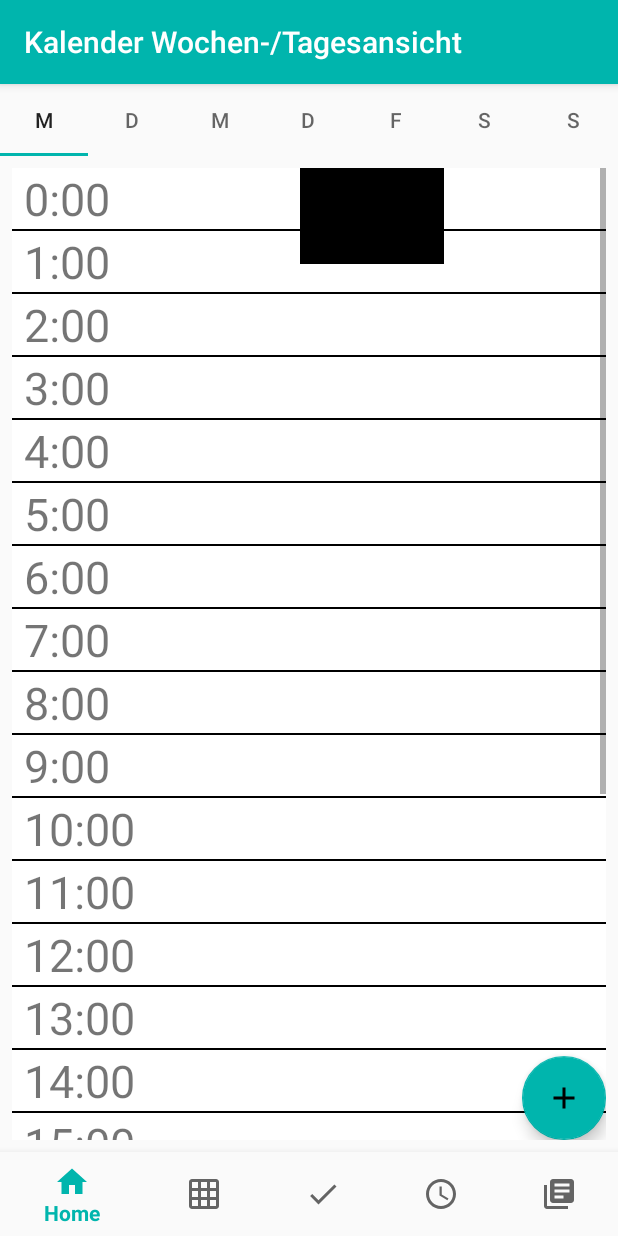
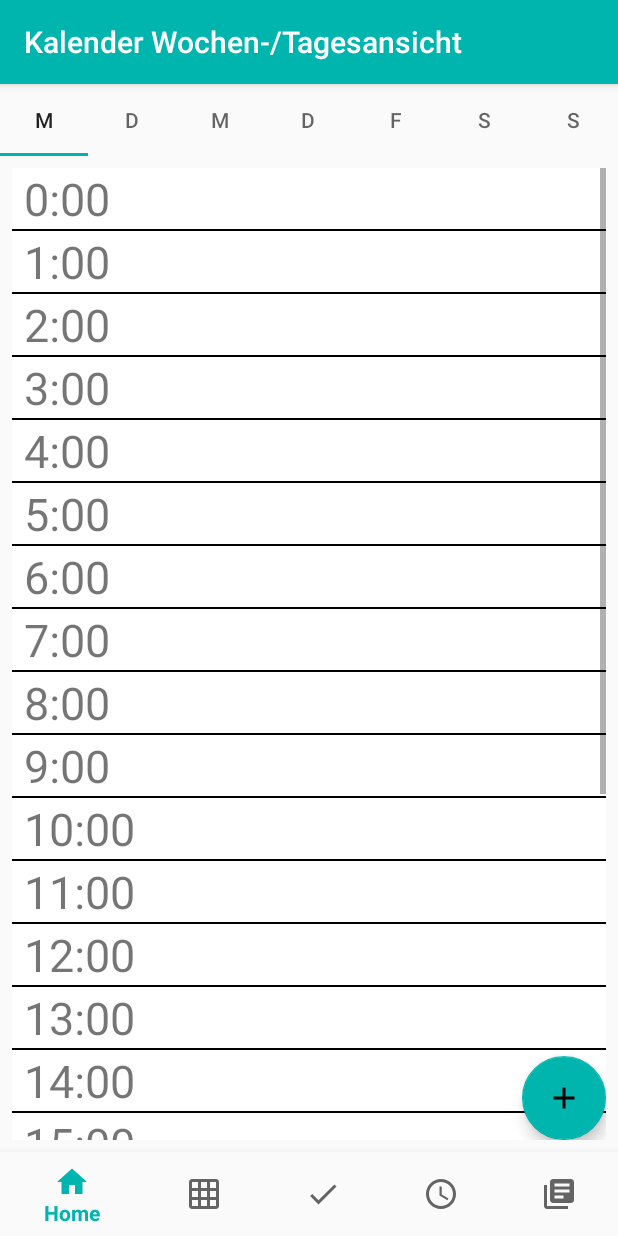
Before and after one commit to MordragT/managy, an Android app: the fragment KalenderWeekDay placed in its activity, on a phone screen of 412 x 824 dp. Run offline under Robolectric (Android 15) with nearby library versions, the phone set to English and light mode, and no system bars.

Commit message:
KalenderWeek

```diff
--- a/fragments/app/src/main/res/layout/fragment_kalender_day.xml
+++ b/fragments/app/src/main/res/layout/fragment_kalender_day.xml
@@ -17,12 +17,4 @@
 
     </ListView>
 
-    <View
-        android:id="@+id/colored_bar"
-        android:layout_marginStart="192dp"
-        android:layout_marginLeft="192dp"
-        android:layout_width="96dp"
-        android:layout_height="64dp"
-        android:background="@color/black" />
-
 </FrameLayout>
--- a/fragments/app/src/main/res/layout/fragment_kalender_day_adapter.xml
+++ b/fragments/app/src/main/res/layout/fragment_kalender_day_adapter.xml
@@ -5,7 +5,7 @@
     android:layout_height="match_parent">
     <TextView
         android:id="@+id/current_hour"
-        android:layout_width="96dp"
+        android:layout_width="wrap_content"
         android:layout_height="wrap_content"
         android:layout_marginHorizontal="8dp"
         android:background="#00A84444"
```
Also changed, not shown: fragments/app/src/main/java/com/example/java_class/KalenderWeekDay.java (+2 -14 lines).
